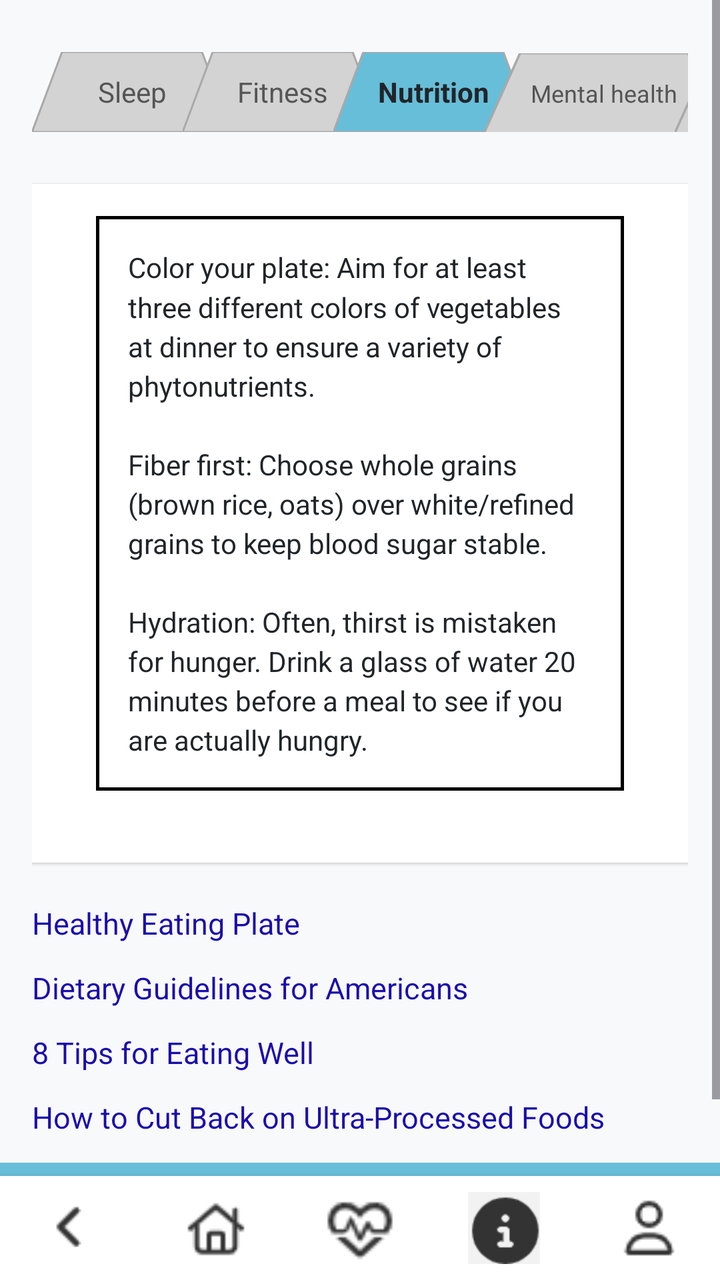
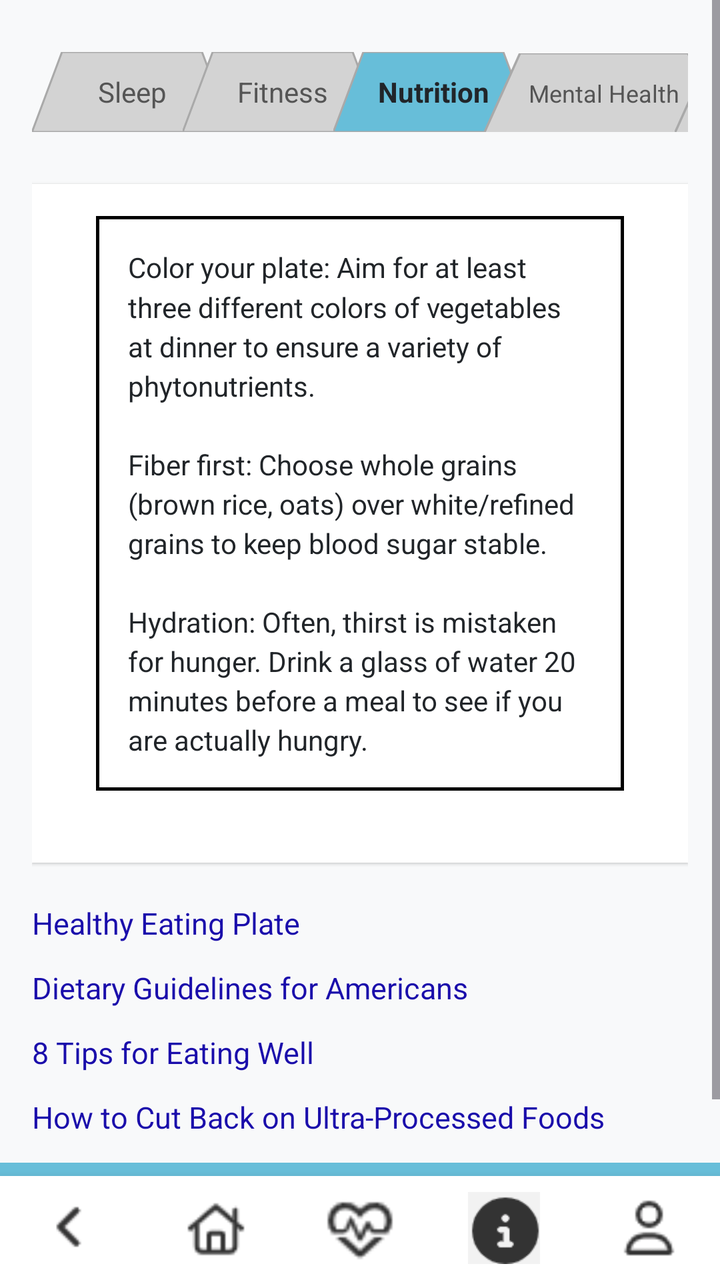

Two renders of the same Android screen: before a commit and after it. Below are the layout's source before the change and the commit's diff.
<!-- AndroidManifest.xml: application theme Theme.MAG01Y26 -->
<!-- res/layout/activity_nutrition_info.xml -->
<?xml version="1.0" encoding="utf-8"?>
<RelativeLayout xmlns:android="http://schemas.android.com/apk/res/android"
    xmlns:app="http://schemas.android.com/apk/res-auto"
    android:layout_width="match_parent"
    android:layout_height="match_parent"
    android:background="#F8F9FA"
    android:fitsSystemWindows="true">

    <ScrollView
        android:layout_width="match_parent"
        android:layout_height="match_parent"
        android:layout_above="@id/bottomNavigationBar"
        android:fillViewport="true">

        <LinearLayout
            android:layout_width="match_parent"
            android:layout_height="wrap_content"
            android:orientation="vertical"
            android:padding="16dp">

            <HorizontalScrollView
                android:layout_width="match_parent"
                android:layout_height="wrap_content"
                android:scrollbars="none"
                android:layout_marginBottom="16dp">

                <LinearLayout
                    android:layout_width="match_parent"
                    android:layout_height="wrap_content"
                    android:orientation="horizontal"
                    android:gravity="center_horizontal"
                    android:paddingTop="10dp"
                    android:paddingBottom="10dp">


                    <TextView
                        android:id="@+id/btn_sleep"
                        android:layout_width="100dp"
                        android:layout_height="40dp"
                        android:text="Sleep"
                        android:textColor="#555555"
                        android:gravity="center"
                        android:background="@drawable/tab_gray" />


                    <TextView
                        android:id="@+id/btn_fitness"
                        android:layout_width="100dp"
                        android:layout_height="40dp"
                        android:layout_marginLeft="-25dp"
                        android:text="Fitness"
                        android:textColor="#555555"
                        android:gravity="center"
                        android:background="@drawable/tab_gray" />


                    <TextView
                        android:id="@+id/btn_nutrition"
                        android:layout_width="100dp"
                        android:layout_height="40dp"
                        android:layout_marginLeft="-25dp"
                        android:text="Nutrition"
                        android:textColor="#212529"
                        android:textStyle="bold"
                        android:gravity="center"
                        android:background="@drawable/tab_style_selected" />


                    <TextView
                        android:id="@+id/btn_mental_health"
                        android:layout_width="120dp"
                        android:layout_height="40dp"
                        android:layout_marginLeft="-25dp"
                        android:text="Mental health"
                        android:textColor="#555555"
                        android:gravity="center"
                        android:textSize="12sp"
                        android:background="@drawable/tab_gray" />


                    <TextView
                        android:id="@+id/btn_smoking"
                        android:layout_width="120dp"
                        android:layout_height="40dp"
                        android:layout_marginLeft="-25dp"
                        android:text="Smoking"
                        android:textColor="#555555"
                        android:gravity="center"
                        android:textSize="12sp"
                        android:background="@drawable/tab_gray" />


                    <TextView
                        android:id="@+id/btn_alcohol"
                        android:layout_width="120dp"
                        android:layout_height="40dp"
                        android:layout_marginLeft="-25dp"
                        android:text="Alcohol"
                        android:textColor="#555555"
                        android:gravity="center"
                        android:textSize="12sp"
                        android:background="@drawable/tab_gray" />

                </LinearLayout>
            </HorizontalScrollView>


            <LinearLayout
                android:layout_width="match_parent"
                android:layout_height="wrap_content"
                android:orientation="vertical"
                android:background="@android:color/white"
                android:padding="16dp"
                android:elevation="1dp"
                android:layout_marginBottom="20dp">

                <com.google.android.material.card.MaterialCardView
                    android:layout_width="match_parent"
                    android:layout_height="wrap_content"
                    android:layout_marginLeft="16dp"
                    android:layout_marginRight="16dp"
                    android:layout_marginBottom="20dp"
                    app:cardBackgroundColor="@android:color/white"
                    app:cardCornerRadius="0dp"
                    app:cardElevation="0dp"
                    app:strokeColor="@android:color/black"
                    app:strokeWidth="1.5dp">

                    <TextView
                        android:layout_width="match_parent"
                        android:layout_height="wrap_content"
                        android:text="Color your plate: Aim for at least three different colors of vegetables at dinner to ensure a variety of phytonutrients. \n\nFiber first: Choose whole grains (brown rice, oats) over white/refined grains to keep blood sugar stable. \n\nHydration: Often, thirst is mistaken for hunger. Drink a glass of water 20 minutes before a meal to see if you are actually hungry."
                        android:textColor="#212529"
                        android:textSize="14sp"
                        android:lineSpacingMultiplier="1.2"
                        android:padding="16dp" />

                </com.google.android.material.card.MaterialCardView>
            </LinearLayout>


            <TextView
                android:id="@+id/link1"
                android:layout_width="match_parent"
                android:layout_height="wrap_content"
                android:text="Healthy Eating Plate"
                android:textColor="#1A0DAB"
                android:textSize="15sp"
                android:autoLink="all"
                android:layout_marginBottom="12dp" />

            <TextView
                android:id="@+id/link2"
                android:layout_width="match_parent"
                android:layout_height="wrap_content"
                android:text="Dietary Guidelines for Americans"
                android:textColor="#1A0DAB"
                android:textSize="15sp"
                android:layout_marginBottom="12dp" />

            <TextView
                android:id="@+id/link3"
                android:layout_width="match_parent"
                android:layout_height="wrap_content"
                android:text="8 Tips for Eating Well"
                android:textColor="#1A0DAB"
                android:textSize="15sp"
                android:layout_marginBottom="12dp" />

            <TextView
                android:id="@+id/link4"
                android:layout_width="match_parent"
                android:layout_height="wrap_content"
                android:text="How to Cut Back on Ultra-Processed Foods"
                android:textColor="#1A0DAB"
                android:textSize="15sp"
                android:layout_marginBottom="12dp" />

            <TextView
                android:id="@+id/link5"
                android:layout_width="match_parent"
                android:layout_height="wrap_content"
                android:text="Understanding Nutrition Labels"
                android:textColor="#1A0DAB"
                android:textSize="15sp"
                android:layout_marginBottom="12dp" />

        </LinearLayout>
    </ScrollView>

    <include layout="@layout/layout_blue_divider" />
    <LinearLayout
        android:id="@+id/bottomNavigationBar"
        android:layout_width="match_parent"
        android:layout_height="wrap_content"
        android:layout_alignParentBottom="true"
        android:orientation="horizontal"
        android:background="#FFFFFF"
        android:paddingTop="8dp"
        android:paddingBottom="8dp"
        android:elevation="8dp"
        android:weightSum="5">

        <ImageView
            android:id="@+id/btnBack"
            android:layout_width="0dp"
            android:layout_height="36dp"
            android:layout_weight="1"
            android:src="@drawable/ic_back"
            android:contentDescription="Back" />

        <ImageView
            android:id="@+id/btnHome"
            android:layout_width="0dp"
            android:layout_height="36dp"
            android:layout_weight="1"
            android:src="@drawable/ic_home"
            android:contentDescription="Home" />

        <ImageView
            android:id="@+id/btnHeart"
            android:layout_width="0dp"
            android:layout_height="36dp"
            android:layout_weight="1"
            android:src="@drawable/ic_simulation"
            android:contentDescription="Simulation" />

        <ImageView
            android:id="@+id/btnInfo"
            android:layout_width="0dp"
            android:layout_height="36dp"
            android:layout_weight="1"
            android:src="@drawable/ic_info_selected"
            android:contentDescription="Info" />

        <ImageView
            android:id="@+id/btnProfile"
            android:layout_width="0dp"
            android:layout_height="36dp"
            android:layout_weight="1"
            android:src="@drawable/ic_profile"
            android:contentDescription="Profile" />
    </LinearLayout>

</RelativeLayout>
<!-- res/layout/layout_blue_divider.xml (included above) -->
<?xml version="1.0" encoding="utf-8"?>
<View xmlns:android="http://schemas.android.com/apk/res/android"
    android:layout_width="match_parent"
    android:layout_height="20px"
    android:background="#67bed9"
    android:layout_above="@id/bottomNavigationBar" />
<!-- resources referenced by this layout -->
<resources>
  <!-- drawable ic_back: png bitmap (drawable, 230 bytes) -->
  <!-- drawable ic_home: png bitmap (drawable, 536 bytes) -->
  <!-- drawable ic_info_selected: png bitmap (drawable, 826 bytes) -->
  <!-- drawable ic_profile: png bitmap (drawable, 459 bytes) -->
  <!-- drawable ic_simulation: png bitmap (drawable, 723 bytes) -->
  <!-- drawable tab_gray (drawable) -->
  <?xml version="1.0" encoding="utf-8"?>
  <vector xmlns:android="http://schemas.android.com/apk/res/android"
      android:width="100dp"
      android:height="40dp"
      android:viewportWidth="100"
      android:viewportHeight="40">
  
      <path
          android:fillColor="#D3D3D3"
          android:strokeColor="#A9A9A9"
          android:strokeWidth="1"
          android:pathData="M 0,40 L 15,0 L 85,0 L 100,40 Z" />
  </vector>
  <!-- drawable tab_style_selected (drawable) -->
  <?xml version="1.0" encoding="utf-8"?>
  <vector xmlns:android="http://schemas.android.com/apk/res/android"
      android:width="100dp"
      android:height="40dp"
      android:viewportWidth="100"
      android:viewportHeight="40">
      <path
          android:fillColor="#67bed9"
          android:strokeColor="#A9A9A9"
          android:strokeWidth="1"
          android:pathData="M 0,40 L 15,0 L 85,0 L 100,40 Z" />
  </vector>
  <style name="Theme.MAG01Y26" parent="Base.Theme.MAG01Y26" />
  <style name="Base.Theme.MAG01Y26" parent="Theme.Material3.DayNight.NoActionBar">
          
          
      </style>
</resources>

<!-- the commit's change to res/layout/activity_nutrition_info.xml (unified diff, before → after) -->
@@ -4,7 +4,8 @@
     android:layout_width="match_parent"
     android:layout_height="match_parent"
     android:background="#F8F9FA"
-    android:fitsSystemWindows="true">
+    android:fitsSystemWindows="true"
+    android:id="@+id/nutritionXML">
 
     <ScrollView
         android:layout_width="match_parent"
@@ -37,7 +38,7 @@
                         android:id="@+id/btn_sleep"
                         android:layout_width="100dp"
                         android:layout_height="40dp"
-                        android:text="Sleep"
+                        android:text="@string/Sleep"
                         android:textColor="#555555"
                         android:gravity="center"
                         android:background="@drawable/tab_gray" />
@@ -48,7 +49,7 @@
                         android:layout_width="100dp"
                         android:layout_height="40dp"
                         android:layout_marginLeft="-25dp"
-                        android:text="Fitness"
+                        android:text="@string/Fitness"
                         android:textColor="#555555"
                         android:gravity="center"
                         android:background="@drawable/tab_gray" />
@@ -59,7 +60,7 @@
                         android:layout_width="100dp"
                         android:layout_height="40dp"
                         android:layout_marginLeft="-25dp"
-                        android:text="Nutrition"
+                        android:text="@string/Nutrition"
                         android:textColor="#212529"
                         android:textStyle="bold"
                         android:gravity="center"
@@ -71,7 +72,7 @@
                         android:layout_width="120dp"
                         android:layout_height="40dp"
                         android:layout_marginLeft="-25dp"
-                        android:text="Mental health"
+                        android:text="@string/Mental_Health"
                         android:textColor="#555555"
                         android:gravity="center"
                         android:textSize="12sp"
@@ -83,7 +84,7 @@
                         android:layout_width="120dp"
                         android:layout_height="40dp"
                         android:layout_marginLeft="-25dp"
-                        android:text="Smoking"
+                        android:text="@string/Smoking_tab"
                         android:textColor="#555555"
                         android:gravity="center"
                         android:textSize="12sp"
@@ -95,7 +96,7 @@
                         android:layout_width="120dp"
                         android:layout_height="40dp"
                         android:layout_marginLeft="-25dp"
-                        android:text="Alcohol"
+                        android:text="@string/Alcohol"
                         android:textColor="#555555"
                         android:gravity="center"
                         android:textSize="12sp"
@@ -129,7 +130,7 @@
                     <TextView
                         android:layout_width="match_parent"
                         android:layout_height="wrap_content"
-                        android:text="Color your plate: Aim for at least three different colors of vegetables at dinner to ensure a variety of phytonutrients. \n\nFiber first: Choose whole grains (brown rice, oats) over white/refined grains to keep blood sugar stable. \n\nHydration: Often, thirst is mistaken for hunger. Drink a glass of water 20 minutes before a meal to see if you are actually hungry."
+                        android:text="@string/Nutrition_Info"
                         android:textColor="#212529"
                         android:textSize="14sp"
                         android:lineSpacingMultiplier="1.2"
@@ -143,7 +144,7 @@
                 android:id="@+id/link1"
                 android:layout_width="match_parent"
                 android:layout_height="wrap_content"
-                android:text="Healthy Eating Plate"
+                android:text="@string/Healthy_Eating"
                 android:textColor="#1A0DAB"
                 android:textSize="15sp"
                 android:autoLink="all"
@@ -153,7 +154,7 @@
                 android:id="@+id/link2"
                 android:layout_width="match_parent"
                 android:layout_height="wrap_content"
-                android:text="Dietary Guidelines for Americans"
+                android:text="@string/dietary"
                 android:textColor="#1A0DAB"
                 android:textSize="15sp"
                 android:layout_marginBottom="12dp" />
@@ -162,7 +163,7 @@
                 android:id="@+id/link3"
                 android:layout_width="match_parent"
                 android:layout_height="wrap_content"
-                android:text="8 Tips for Eating Well"
+                android:text="@string/well_eating"
                 android:textColor="#1A0DAB"
                 android:textSize="15sp"
                 android:layout_marginBottom="12dp" />
@@ -171,7 +172,7 @@
                 android:id="@+id/link4"
                 android:layout_width="match_parent"
                 android:layout_height="wrap_content"
-                android:text="How to Cut Back on Ultra-Processed Foods"
+                android:text="@string/processed_food"
                 android:textColor="#1A0DAB"
                 android:textSize="15sp"
                 android:layout_marginBottom="12dp" />
@@ -180,7 +181,7 @@
                 android:id="@+id/link5"
                 android:layout_width="match_parent"
                 android:layout_height="wrap_content"
-                android:text="Understanding Nutrition Labels"
+                android:text="@string/Nutrition_label"
                 android:textColor="#1A0DAB"
                 android:textSize="15sp"
                 android:layout_marginBottom="12dp" />
<!-- resource entries referenced after the edit -->
@@ -32,6 +32,18 @@
           android:strokeWidth="1"
           android:pathData="M 0,40 L 15,0 L 85,0 L 100,40 Z" />
   </vector>
+  <string name="Alcohol">Alcohol</string>
+  <string name="Fitness">Fitness</string>
+  <string name="Healthy_Eating">Healthy Eating Plate</string>
+  <string name="Mental_Health">Mental Health</string>
+  <string name="Nutrition">Nutrition</string>
+  <string name="Nutrition_Info">Color your plate: Aim for at least three different colors of vegetables at dinner to ensure a variety of phytonutrients. \n\nFiber first: Choose whole grains (brown rice, oats) over white/refined grains to keep blood sugar stable. \n\nHydration: Often, thirst is mistaken for hunger. Drink a glass of water 20 minutes before a meal to see if you are actually hungry.</string>
+  <string name="Nutrition_label">Understanding Nutrition Labels</string>
+  <string name="Sleep">Sleep</string>
+  <string name="Smoking_tab">Smoking</string>
+  <string name="dietary">Dietary Guidelines for Americans</string>
+  <string name="processed_food">How to Cut Back on Ultra-Processed Foods</string>
+  <string name="well_eating">8 Tips for Eating Well</string>
   <style name="Theme.MAG01Y26" parent="Base.Theme.MAG01Y26" />
   <style name="Base.Theme.MAG01Y26" parent="Theme.Material3.DayNight.NoActionBar">
           
